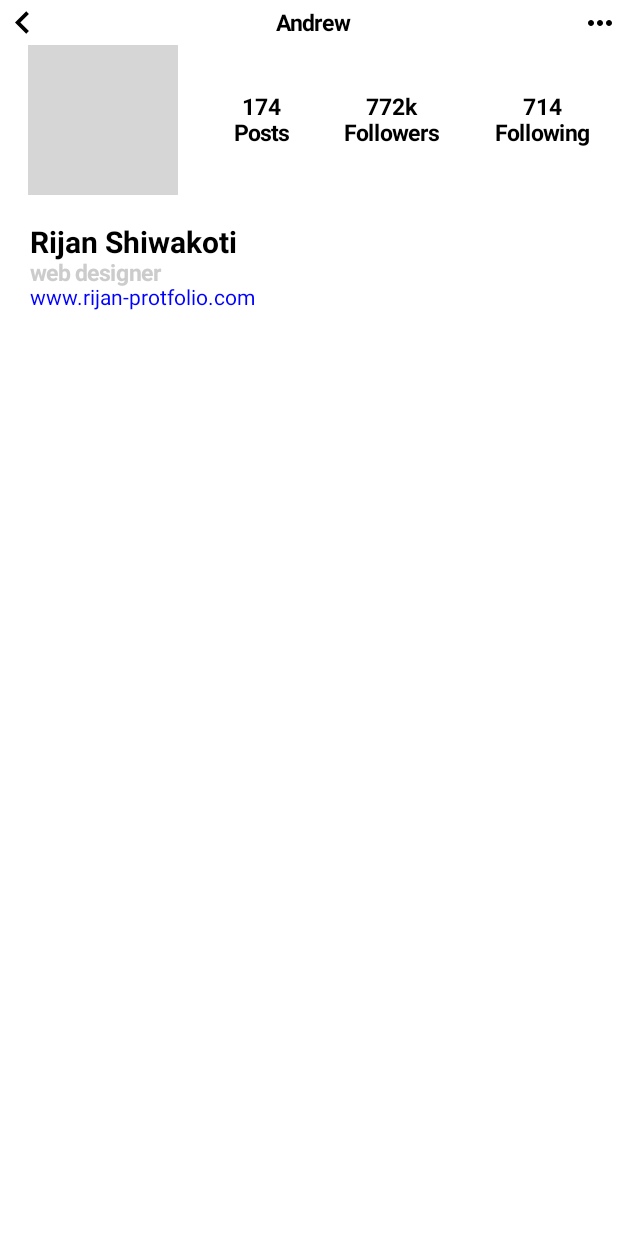
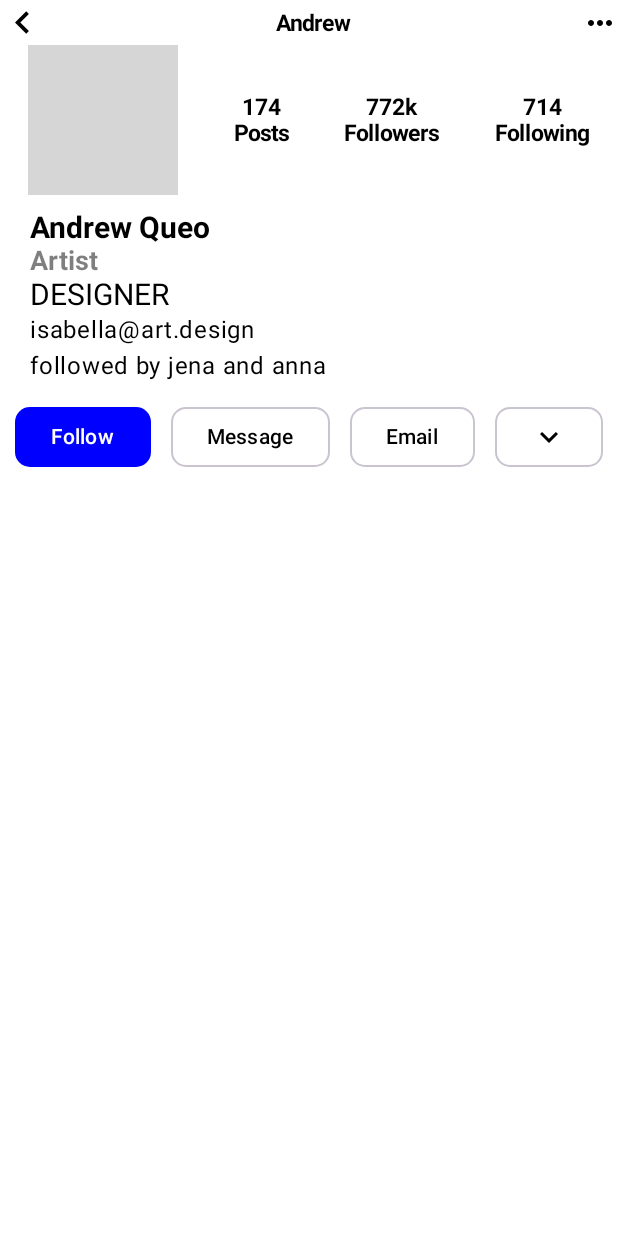
Before and after one commit to Rijanshiwakoti/Kotlin---Week1, an Android app built with Jetpack Compose: the @Preview function PreviewBody, on a phone screen of 412 x 824 dp. Run offline under Robolectric (Android 15) with nearby library versions, the phone set to English and light mode, and no system bars; grey boxes are pictures that could not be loaded.

```diff
--- a/app/src/main/AndroidManifest.xml
+++ b/app/src/main/AndroidManifest.xml
@@ -21,11 +21,15 @@
         android:theme="@style/Theme.FirstClass"
         tools:targetApi="31">
         <activity
+            android:name=".Card"
+            android:exported="true"
+            android:label="@string/title_activity_card"
+            android:theme="@style/Theme.FirstClass" />
+        <activity
             android:name=".CalculatorActivity"
             android:exported="true"
             android:label="@string/title_activity_calculator"
             android:theme="@style/Theme.FirstClass" />
-
         <activity
             android:name=".Login"
             android:exported="true"
--- a/app/src/main/java/com/example/firstclass/Login.kt
+++ b/app/src/main/java/com/example/firstclass/Login.kt
@@ -18,14 +18,19 @@ import androidx.compose.foundation.layout.padding
 import androidx.compose.foundation.layout.width
 import androidx.compose.foundation.shape.RoundedCornerShape
 import androidx.compose.material.icons.Icons
-import androidx.compose.material.icons.filled.KeyboardArrowLeft
+import androidx.compose.material.icons.automirrored.filled.KeyboardArrowLeft
+import androidx.compose.material.icons.filled.KeyboardArrowDown
+import androidx.compose.material3.Button
+import androidx.compose.material3.ButtonDefaults
 import androidx.compose.material3.Icon
 import androidx.compose.material3.MaterialTheme
+import androidx.compose.material3.OutlinedButton
 import androidx.compose.material3.Scaffold
 import androidx.compose.material3.Text
 import androidx.compose.runtime.Composable
 import androidx.compose.ui.Alignment
 import androidx.compose.ui.Modifier
+import androidx.compose.ui.draw.alpha
 import androidx.compose.ui.draw.clip
 import androidx.compose.ui.graphics.Color
 import androidx.compose.ui.layout.ContentScale
@@ -43,44 +48,51 @@ class Login : ComponentActivity() {
         super.onCreate(savedInstanceState)
         enableEdgeToEdge()
         setContent {
-            Scaffold { innerPadding->
+            Scaffold { innerPadding ->
                 LoginBody(innerPadding)
             }
         }
     }
 }
+
 @Composable
-fun LoginBody(innerPadding: PaddingValues){
-    Column(modifier = Modifier
+fun LoginBody(innerPadding: PaddingValues) {
+    Column(
+        modifier = Modifier
             .padding(innerPadding)
             .fillMaxSize()
-        .background(color = Color.White)) {
-        Row (modifier = Modifier.fillMaxWidth(),
+            .background(color = Color.White)
+    ) {
+        Row(
+            modifier = Modifier.fillMaxWidth(),
             verticalAlignment = Alignment.CenterVertically,
-            horizontalArrangement = Arrangement.SpaceBetween) {
+            horizontalArrangement = Arrangement.SpaceBetween
+        ) {
             Icon(
-            imageVector = Icons.Default.KeyboardArrowLeft,
-
+                imageVector = Icons.AutoMirrored.Filled.KeyboardArrowLeft,
                 contentDescription = null,
 //            tint = Color.Green,
                 modifier = Modifier
                     .height(30.dp)
                     .width(30.dp),
             )
-            Text(text = "Andrew",
+            Text(
+                text = "Andrew",
                 style = TextStyle(
                     fontSize = 15.sp,
                     fontWeight = FontWeight.Bold,
 //                    fontStyle = FontStyle.Italic,
 //                    textDecoration = TextDecoration.Underline
-                ))
+                )
+            )
             Icon(
                 painter = painterResource(R.drawable.baseline_more_horiz_24),
                 contentDescription = null,
             )
 
         }
-        Row(modifier = Modifier.fillMaxWidth(),
+        Row(
+            modifier = Modifier.fillMaxWidth(),
             verticalAlignment = Alignment.CenterVertically,
             horizontalArrangement = Arrangement.SpaceAround
         ) {
@@ -95,68 +107,150 @@ fun LoginBody(innerPadding: PaddingValues){
                         shape = RoundedCornerShape(100.dp)
                     )
             )
-            Column (
+            Column(
                 verticalArrangement = Arrangement.Center,
                 horizontalAlignment = Alignment.CenterHorizontally
             ) {
-                Text(text = "174",
+                Text(
+                    text = "174",
                     style = TextStyle(
                         fontSize = 15.sp,
                         fontWeight = FontWeight.Bold,
-                    ))
-                Text(text = "Posts",
+                    )
+                )
+                Text(
+                    text = "Posts",
                     style = TextStyle(
                         fontSize = 15.sp,
                         fontWeight = FontWeight.Bold,
-                    ))
+                    )
+                )
             }
-            Column (
+            Column(
                 verticalArrangement = Arrangement.Center,
                 horizontalAlignment = Alignment.CenterHorizontally
             ) {
-                Text(text = "772k",
+                Text(
+                    text = "772k",
                     style = TextStyle(
                         fontSize = 15.sp,
                         fontWeight = FontWeight.Bold,
-                    ))
-                Text(text = "Followers",
+                    )
+                )
+                Text(
+                    text = "Followers",
                     style = TextStyle(
                         fontSize = 15.sp,
                         fontWeight = FontWeight.Bold,
-                    ))
+                    )
+                )
             }
-            Column (
+            Column(
                 verticalArrangement = Arrangement.Center,
                 horizontalAlignment = Alignment.CenterHorizontally
             ) {
-                Text(text = "714",
+                Text(
+                    text = "714",
                     style = TextStyle(
                         fontSize = 15.sp,
                         fontWeight = FontWeight.Bold,
-                    ))
-                Text(text = "Following",
+                    )
+                )
+                Text(
+                    text = "Following",
                     style = TextStyle(
                         fontSize = 15.sp,
                         fontWeight = FontWeight.Bold,
-                    ))
+                    )
+                )
             }
         }
-        Column (
-            modifier = Modifier.padding(20.dp)
+        Column(
+            modifier = Modifier.padding(20.dp, 10.dp),
         ) {
-            Text(text = "Rijan Shiwakoti",
+            Text(
+                text = "Andrew Queo",
                 style = TextStyle(
                     fontSize = 20.sp,
                     fontWeight = FontWeight.Bold
-                ))
-            Text(text = "web designer", style = TextStyle(
-                fontSize = 15.sp,
+                )
+            )
+            Text(
+                text = "Artist", modifier = Modifier.alpha(0.5f), style = TextStyle(
+                    fontSize = 18.sp,
                     fontWeight = FontWeight.Bold,
-                color = Color.LightGray
-            ))
-            Text(text = "www.rijan-protfolio.com", style = TextStyle(
-                color = Color.Blue
-            ))
+                )
+            )
+            Text(
+                text = "DESIGNER",
+                style = TextStyle(
+                    fontSize = 20.sp,
+                )
+            )
+            Text(
+                text = "isabella@art.design"
+            )
+            Text(
+                text = "followed by jena and anna"
+            )
+        }
+
+        Row(
+            modifier = Modifier
+                .padding(10.dp, 1.dp)
+                .fillMaxWidth(),
+            verticalAlignment = Alignment.CenterVertically,
+            horizontalArrangement = Arrangement.SpaceBetween,
+        ) {
+            Button(
+                onClick = {
+
+                },
+                shape = RoundedCornerShape(10.dp),
+                colors = ButtonDefaults.buttonColors(
+                    contentColor = Color.White,
+                    containerColor = Color.Blue
+                )
+            ) {
+                Text(text = "Follow")
+            }
+            OutlinedButton(
+                onClick = {
+
+                },
+                shape = RoundedCornerShape(10.dp),
+                colors = ButtonDefaults.outlinedButtonColors(
+                    contentColor = Color.Black,
+                ),
+
+                ) {
+                Text(text = "Message")
+            }
+            OutlinedButton(
+                onClick = {
+
+                },
+                shape = RoundedCornerShape(10.dp),
+                colors = ButtonDefaults.outlinedButtonColors(
+                    contentColor = Color.Black,
+                )
+            ) {
+                Text(text = "Email")
+            }
+            OutlinedButton(
+                onClick = {
+                },
+                shape = RoundedCornerShape(10.dp),
+                colors = ButtonDefaults.outlinedButtonColors(
+                    contentColor = Color.Black,
+                )
+            ) {
+                Icon(
+                    imageVector = Icons.Default.KeyboardArrowDown,
+                    contentDescription = null,
+                    tint = Color.Black
+                )
+            }
         }
     }
 }
@@ -164,10 +258,12 @@ fun LoginBody(innerPadding: PaddingValues){
 @Preview(showBackground = true, backgroundColor = 0xFFE0E0E0)
 @Composable
 fun PreviewBody() {
-    MaterialTheme{
-        Box ( modifier =  Modifier
+    MaterialTheme {
+        Box(
+            modifier = Modifier
                 .fillMaxSize()
-            .background(Color.White)) {
+                .background(Color.White)
+        ) {
             LoginBody(innerPadding = PaddingValues(0.dp))
         }
     }
--- a/app/src/main/res/values/strings.xml
+++ b/app/src/main/res/values/strings.xml
@@ -3,4 +3,5 @@
     <string name="title_activity_vjmbm">vjmbm</string>
     <string name="title_activity_login">login</string>
     <string name="title_activity_calculator">CalculatorActivity</string>
+    <string name="title_activity_card">Card</string>
 </resources>
```
Also changed, not shown: app/src/main/java/com/example/firstclass/Card.kt (added, +244 -0 lines). Lines whose indentation alone changed are shown as unchanged.
